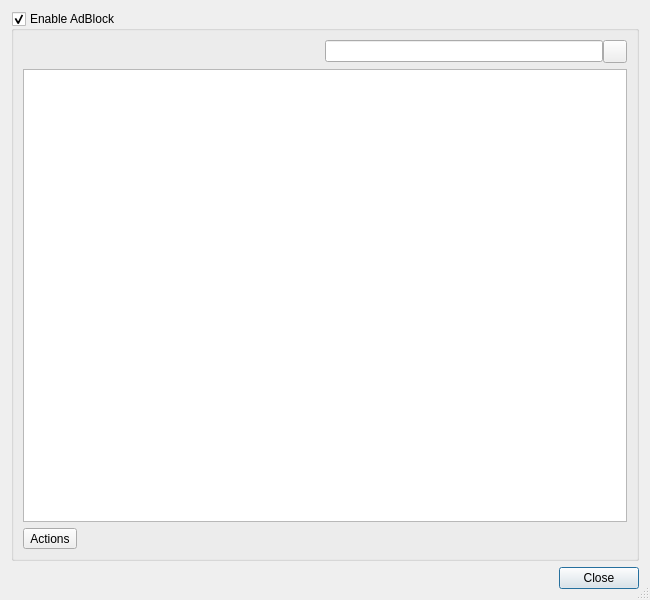
Above: Helpviewer/AdBlock/AdBlockDialog.ui from testmana2/test before the change. Below: the same form after it.
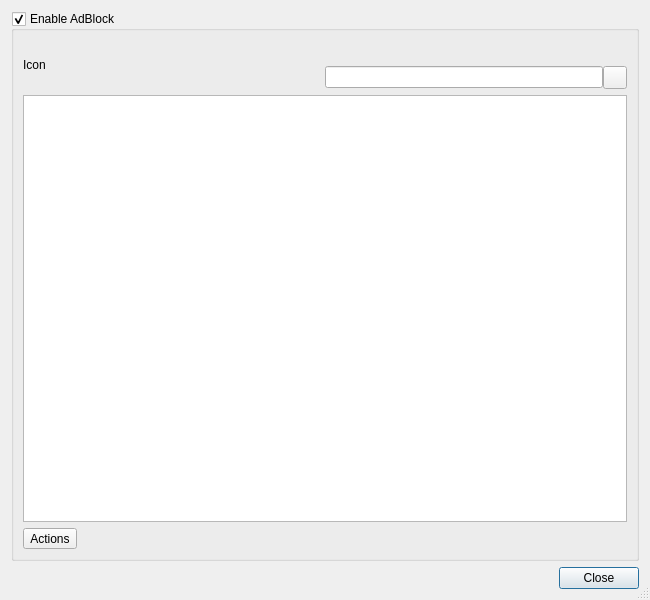
That is the form after the change. Custom widgets are drawn as their Qt base class.

Commit message: Enhanced the optics of the AdBlock dialog.

```diff
--- a/Helpviewer/AdBlock/AdBlockDialog.ui
+++ b/Helpviewer/AdBlock/AdBlockDialog.ui
@@ -27,8 +27,31 @@
      </property>
      <layout class="QVBoxLayout" name="verticalLayout">
       <item>
-       <layout class="QHBoxLayout" name="horizontalLayout_2">
-        <item>
+       <layout class="QGridLayout" name="gridLayout">
+        <property name="horizontalSpacing">
+         <number>0</number>
+        </property>
+        <item row="0" column="0" rowspan="2">
+         <widget class="QLabel" name="iconLabel">
+          <property name="text">
+           <string notr="true">Icon</string>
+          </property>
+         </widget>
+        </item>
+        <item row="0" column="1" colspan="3">
+         <spacer name="horizontalSpacer_3">
+          <property name="orientation">
+           <enum>Qt::Horizontal</enum>
+          </property>
+          <property name="sizeHint" stdset="0">
+           <size>
+            <width>158</width>
+            <height>20</height>
+           </size>
+          </property>
+         </spacer>
+        </item>
+        <item row="1" column="1">
          <spacer name="horizontalSpacer">
           <property name="orientation">
            <enum>Qt::Horizontal</enum>
@@ -41,19 +64,14 @@
           </property>
          </spacer>
         </item>
-        <item>
-         <layout class="QHBoxLayout" name="horizontalLayout">
-          <property name="spacing">
-           <number>0</number>
-          </property>
-          <item>
+        <item row="1" column="2">
            <widget class="QLineEdit" name="searchEdit">
             <property name="toolTip">
              <string>Enter search term for subscriptions and rules</string>
             </property>
            </widget>
           </item>
-          <item>
+        <item row="1" column="3">
            <widget class="QToolButton" name="clearButton">
             <property name="toolTip">
              <string>Press to clear the search edit</string>
@@ -62,8 +80,6 @@
              <string/>
             </property>
            </widget>
-          </item>
-         </layout>
         </item>
        </layout>
       </item>
```
Lines whose indentation alone changed are shown as unchanged. The commit also changes 3 other files.
